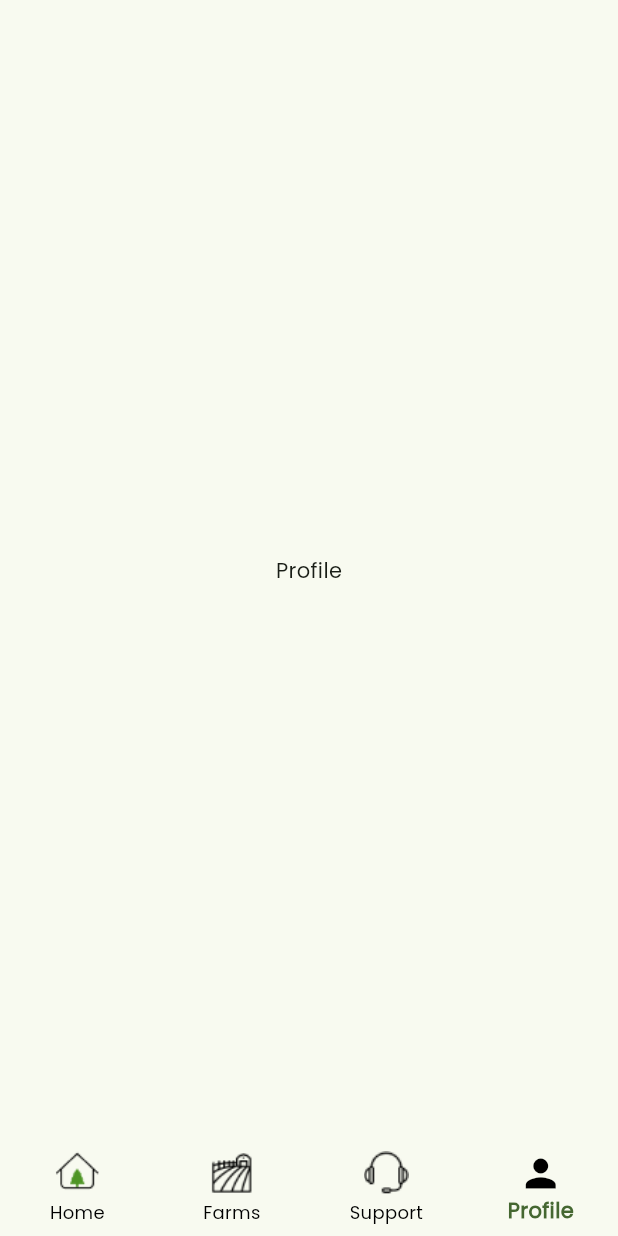
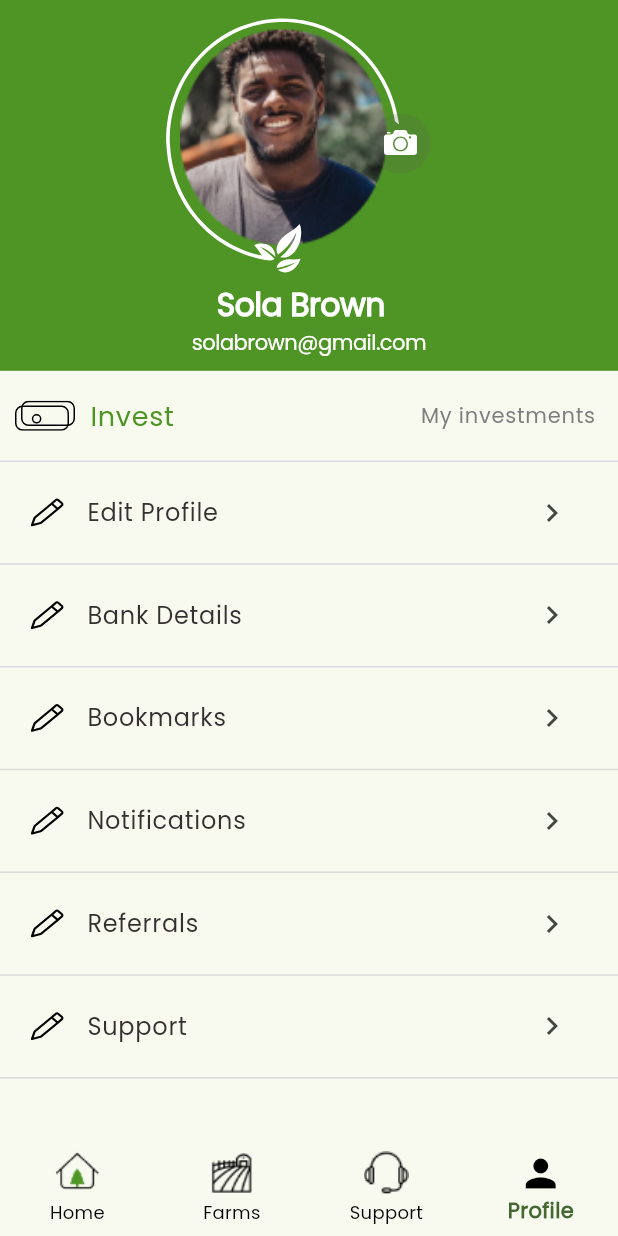
Before and after one commit to blvcksamurai/farmvest_x, a Flutter app: the screen it shows after launch, item 4 of the bottom bar chosen, on a phone screen of 412 x 824 dp. Run offline on Flutter 3.47's test engine with Material 2 defaults, Android fonts, the phone set to English and light mode, and no system bars; our stand-ins replace flutter_svg; project files that could hold a hidden picture were left out.

Commit message:
Profile Screen

```diff
--- a/lib/screens/profile_screen.dart
+++ b/lib/screens/profile_screen.dart
@@ -1,12 +1,164 @@
 // ignore_for_file: prefer_const_constructors
 
+import 'package:farmvest_x/widgets/custom_divider.dart';
 import 'package:flutter/material.dart';
+import 'package:flutter_svg/flutter_svg.dart';
+
+import '../utils/app_styles.dart';
+import '../widgets/profile_item.dart';
 
 class ProfileScreen extends StatelessWidget {
   const ProfileScreen({super.key});
 
   @override
   Widget build(BuildContext context) {
-    return Center(child: Text('Profile'));
+    return Scaffold(
+      body: ListView(
+        children: [
+          Container(
+            height: MediaQuery.of(context).size.height * 0.30,
+            color: Styles.primaryColor,
+            child: Column(
+              mainAxisAlignment: MainAxisAlignment.center,
+              children: [
+                Stack(
+                  children: [
+                    Container(
+                      height: 180,
+                      width: 200,
+                    ),
+                    Padding(
+                      padding: const EdgeInsets.all(9.0),
+                      child: Container(
+                        margin: EdgeInsets.only(top: 2.0, left: 2.0),
+                        decoration: BoxDecoration(
+                          shape: BoxShape.circle,
+                        ),
+                        height: 145,
+                        width: 145,
+                        child: Image(
+                          fit: BoxFit.contain,
+                          image: AssetImage('assets/images/profile_pic.png'),
+                        ),
+                      ),
+                    ),
+                    Container(
+                      decoration: BoxDecoration(
+                        shape: BoxShape.circle,
+                        color: Colors.transparent,
+                      ),
+                      height: 180,
+                      child: SvgPicture.asset(
+                        'assets/images/Subtract.svg',
+                        height: 180,
+                      ),
+                    ),
+                    Positioned(
+                      left: 133,
+                      top: 60,
+                      child: IconButton(
+                          onPressed: () {},
+                          icon:
+                              SvgPicture.asset('assets/images/camera_btn.svg')),
+                    )
+                  ],
+                ),
+                Text(
+                  'Sola Brown  ',
+                  style: TextStyle(
+                    color: Colors.white,
+                    fontSize: 21,
+                    fontWeight: FontWeight.w600,
+                    height: 0,
+                    letterSpacing: -0.33,
+                  ),
+                ),
+                Text(
+                  'solabrown@gmail.com',
+                  textAlign: TextAlign.center,
+                  style: TextStyle(
+                    color: Colors.white,
+                    fontSize: 14,
+                    fontWeight: FontWeight.w400,
+                    height: 0,
+                    letterSpacing: -0.33,
+                  ),
+                )
+              ],
+            ),
+          ),
+          SizedBox(height: 20),
+          Row(
+            mainAxisAlignment: MainAxisAlignment.spaceBetween,
+            children: [
+              Container(
+                margin: EdgeInsets.symmetric(horizontal: 10),
+                child: Row(
+                  children: [
+                    SvgPicture.asset('assets/images/double_card.svg'),
+                    SizedBox(width: 10),
+                    Text(
+                      'Invest',
+                      textAlign: TextAlign.center,
+                      style: TextStyle(
+                        color: Styles.primaryColor,
+                        fontSize: 18,
+                        fontWeight: FontWeight.w500,
+                        height: 0.06,
+                        letterSpacing: 0.50,
+                      ),
+                    )
+                  ],
+                ),
+              ),
+              Text(
+                'My investments       ',
+                textAlign: TextAlign.center,
+                style: TextStyle(
+                  color: Color(0xFF7E7E7E),
+                  fontSize: 14,
+                  fontFamily: 'Poppins',
+                  fontWeight: FontWeight.w400,
+                  height: 0.07,
+                  letterSpacing: 0.50,
+                ),
+              ),
+            ],
+          ),
+          SizedBox(height: 10),
+          CustomDivider(),
+          ProfileItem(
+            text: 'Edit Profile',
+            image: 'assets/images/pencil.svg',
+          ),
+          CustomDivider(),
+          ProfileItem(
+            text: 'Bank Details',
+            image: 'assets/images/pencil.svg',
+          ),
+          CustomDivider(),
+          ProfileItem(
+            text: 'Bookmarks',
+            image: 'assets/images/pencil.svg',
+          ),
+          CustomDivider(),
+          ProfileItem(
+            text: 'Notifications',
+            image: 'assets/images/pencil.svg',
+          ),
+          CustomDivider(),
+          ProfileItem(
+            text: 'Referrals',
+            image: 'assets/images/pencil.svg',
+          ),
+          CustomDivider(),
+          ProfileItem(
+            text: 'Support',
+            image: 'assets/images/pencil.svg',
+          ),
+          CustomDivider(),
+        ],
+      ),
+    );
   }
 }
--- /dev/null
+++ b/lib/widgets/profile_item.dart
@@ -0,0 +1,42 @@
+import 'package:flutter/material.dart';
+import 'package:flutter_svg/svg.dart';
+
+class ProfileItem extends StatelessWidget {
+  final String text;
+  final String image;
+  const ProfileItem({
+    super.key,
+    required this.text,
+    required this.image,
+  });
+
+  @override
+  Widget build(BuildContext context) {
+    return Container(
+      margin: EdgeInsets.symmetric(horizontal: 20),
+      child: Row(
+        mainAxisAlignment: MainAxisAlignment.spaceBetween,
+        children: [
+          Row(
+            children: [
+              Container(height: 20, child: SvgPicture.asset(image)),
+              SizedBox(width: 15),
+              Text(
+                text,
+                textAlign: TextAlign.center,
+                style: TextStyle(
+                  color: Color(0xFF363131),
+                  fontSize: 16,
+                  fontWeight: FontWeight.w400,
+                  height: 0.06,
+                  letterSpacing: 0.50,
+                ),
+              )
+            ],
+          ),
+          IconButton(onPressed: () {}, icon: Icon(Icons.chevron_right))
+        ],
+      ),
+    );
+  }
+}
```
Also changed, not shown: assets/images/Subtract.svg (added), assets/images/camera_btn.svg (added), assets/images/double_card.svg (added), assets/images/pencil.svg (added), assets/images/profile_pic.png (added).
